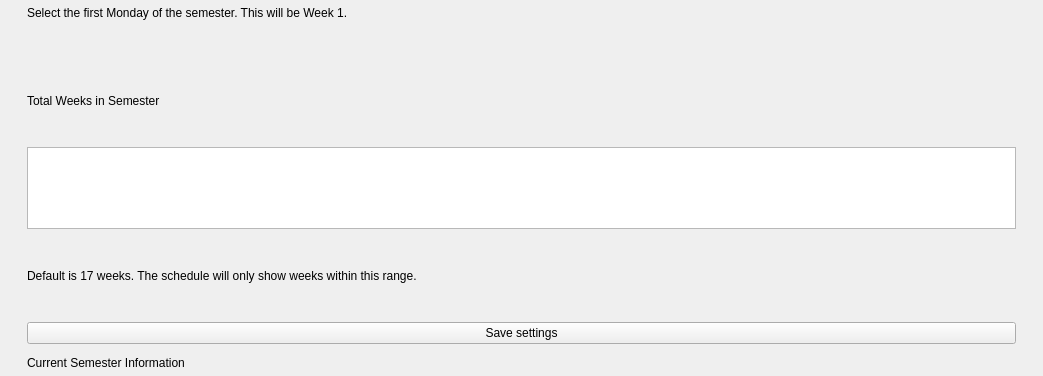
Esyenin/DigitalDiaryApp, file ui/MainWindowUI.ui: the form before one commit; both pictures show x 0 to 1043 and y 461 to 837 of the 1043 by 970 pixel window.
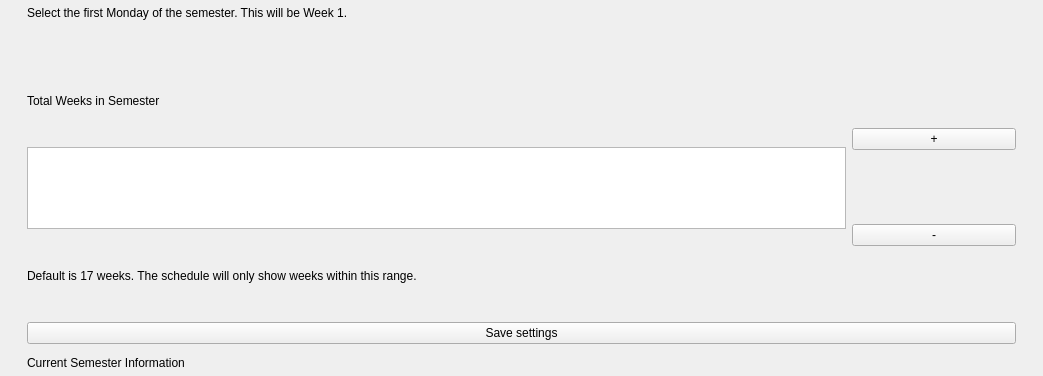
The form after the commit. The open tabs and pages were chosen to show the change.

Commit message: Fixed visual problems on UI and added push buttons for week's number selection

Diff of the .ui file:
```diff
--- a/ui/MainWindowUI.ui
+++ b/ui/MainWindowUI.ui
@@ -427,7 +427,9 @@
                      </layout>
                     </item>
                     <item>
-                     <layout class="QVBoxLayout" name="settingsSemesterActionWeek" stretch="1,1,1">
+                     <layout class="QHBoxLayout" name="settingsSemesterActionWeek" stretch="5,1">
+                      <item>
+                       <layout class="QVBoxLayout" name="settingsSemesterActionWeekInput" stretch="1,1,1">
                       <item>
                        <widget class="QLabel" name="settingsSemesterActionLabelTip1">
                         <property name="text">
@@ -444,6 +446,26 @@
                          <string>Default is 17 weeks. The schedule will only show weeks within this range.</string>
                         </property>
                        </widget>
+                        </item>
+                       </layout>
+                      </item>
+                      <item>
+                       <layout class="QVBoxLayout" name="settingsSemesterActionWeekChange">
+                        <item>
+                         <widget class="QPushButton" name="settingsSemesterActionWeekChangeButtonIncrease">
+                          <property name="text">
+                           <string>+</string>
+                          </property>
+                         </widget>
+                        </item>
+                        <item>
+                         <widget class="QPushButton" name="settingsSemesterActionWeekChangeButtonDecrease">
+                          <property name="text">
+                           <string>-</string>
+                          </property>
+                         </widget>
+                        </item>
+                       </layout>
                       </item>
                      </layout>
                     </item>
```
Lines whose indentation alone changed are shown as unchanged. The commit also changes 2 other files.
